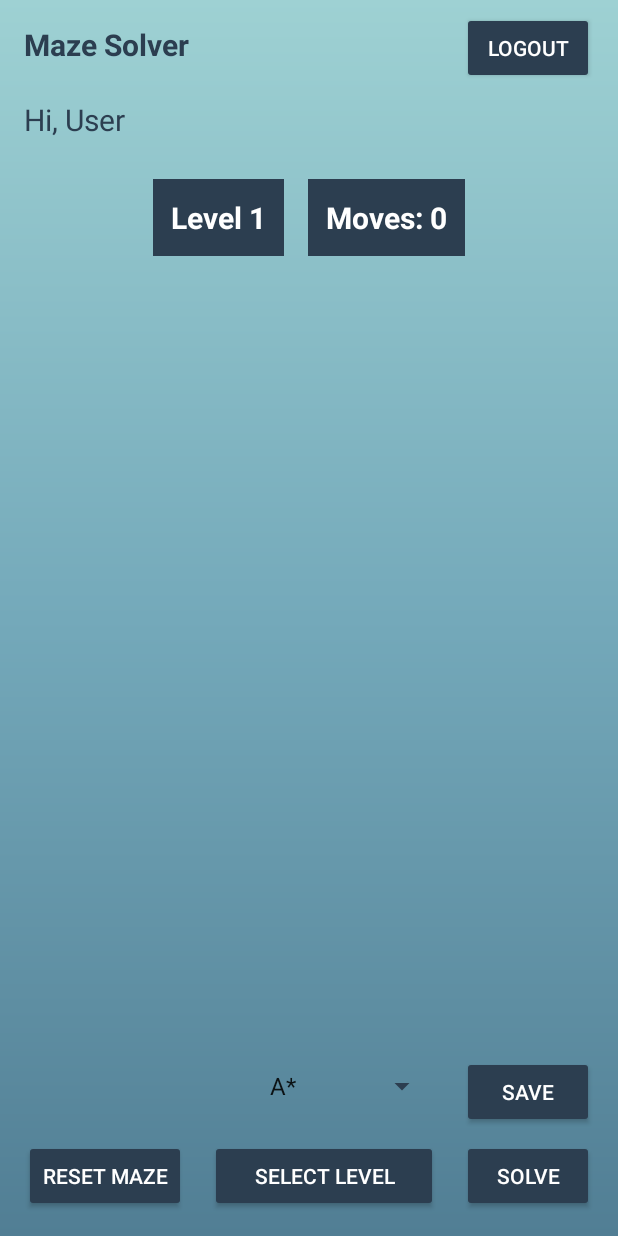
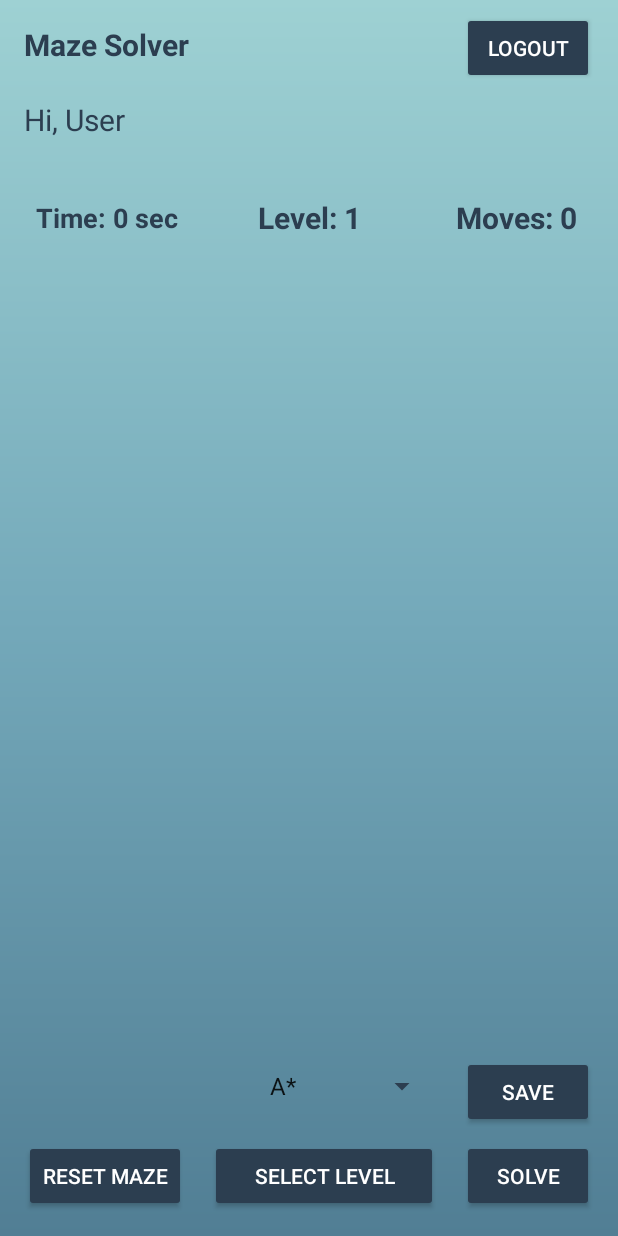
Before and after one commit to clpsamikshya/Maze-Game-Solver, an Android app: the MainActivity screen opened directly, with no data from a screen before it, on a phone screen of 412 x 824 dp. Run offline under Robolectric (Android 15) with nearby library versions, the phone set to English and light mode, and no system bars; 1 statement that could not run was skipped.

Commit message:
Final Commit

```diff
--- a/app/build.gradle.kts
+++ b/app/build.gradle.kts
@@ -10,8 +10,8 @@ android {
         applicationId = "com.example.maze"
         minSdk = 26
         targetSdk = 35
-        versionCode = 2
-        versionName = "1.1"
+        versionCode = 3
+        versionName = "1.2"
 
         testInstrumentationRunner = "androidx.test.runner.AndroidJUnitRunner"
     }
--- a/app/src/main/java/com/example/maze/DBHelper.java
+++ b/app/src/main/java/com/example/maze/DBHelper.java
@@ -27,9 +27,6 @@ public class DBHelper extends SQLiteOpenHelper {
 
         // Maze table
         db.execSQL("CREATE TABLE maze_table (id INTEGER PRIMARY KEY AUTOINCREMENT, level INTEGER, maze TEXT, path TEXT)");
-
-        // Custom mazes
-        db.execSQL("CREATE TABLE IF NOT EXISTS custom_mazes (id INTEGER PRIMARY KEY AUTOINCREMENT, maze_data TEXT, rows INTEGER, cols INTEGER)");
 
         // Users table
         db.execSQL("CREATE TABLE users (" +
@@ -265,7 +262,4 @@ public class DBHelper extends SQLiteOpenHelper {
 
     // Get user ID by Google ID
 
-
-
-
 }
--- a/app/src/main/java/com/example/maze/LevelSelectActivity.java
+++ b/app/src/main/java/com/example/maze/LevelSelectActivity.java
@@ -12,10 +12,8 @@ import android.widget.ImageButton;
 import android.widget.ListView;
 import android.widget.TextView;
 import android.widget.Toast;
-
 import androidx.activity.OnBackPressedCallback;
 import androidx.appcompat.app.AppCompatActivity;
-
 import java.util.ArrayList;
 import java.util.List;
 
--- a/app/src/main/java/com/example/maze/LoginActivity.java
+++ b/app/src/main/java/com/example/maze/LoginActivity.java
@@ -6,10 +6,8 @@ import android.os.Bundle;
 import android.widget.Button;
 import android.widget.EditText;
 import android.widget.Toast;
-
 import androidx.annotation.Nullable;
 import androidx.appcompat.app.AppCompatActivity;
-
 import com.google.android.gms.auth.api.signin.GoogleSignIn;
 import com.google.android.gms.auth.api.signin.GoogleSignInAccount;
 import com.google.android.gms.auth.api.signin.GoogleSignInClient;
--- a/app/src/main/java/com/example/maze/SignUpActivity.java
+++ b/app/src/main/java/com/example/maze/SignUpActivity.java
@@ -7,11 +7,9 @@ import android.view.View;
 import android.widget.Button;
 import android.widget.EditText;
 import android.widget.Toast;
-
 import androidx.annotation.Nullable;
 import androidx.appcompat.app.AlertDialog;
 import androidx.appcompat.app.AppCompatActivity;
-
 import com.google.android.gms.auth.api.signin.GoogleSignIn;
 import com.google.android.gms.auth.api.signin.GoogleSignInAccount;
 import com.google.android.gms.auth.api.signin.GoogleSignInClient;
--- a/app/src/main/res/layout/activity_main.xml
+++ b/app/src/main/res/layout/activity_main.xml
@@ -31,39 +31,52 @@
 
     <!-- Level and Moves Info -->
     <LinearLayout
-        android:layout_width="wrap_content"
+        android:layout_width="match_parent"
         android:layout_height="wrap_content"
         android:orientation="horizontal"
         android:layout_below="@id/tvMazeSolver"
         android:layout_marginTop="60dp"
-        android:gravity="center"
-        android:layout_centerHorizontal="true">
+        android:gravity="center_vertical"
+        android:layout_centerHorizontal="true"
+        android:paddingHorizontal="16dp">
+
+        <TextView
+            android:id="@+id/tvTimer"
+            android:layout_width="0dp"
+            android:layout_height="wrap_content"
+            android:layout_weight="1"
+            android:text="Time: 0 sec"
+            android:textSize="18sp"
+            android:textStyle="bold"
+            android:gravity="start"
+            android:textColor="#2C3E50"
+            android:padding="8dp" />
 
         <TextView
             android:id="@+id/tvCurrentLevel"
-            android:layout_width="wrap_content"
+            android:layout_width="0dp"
             android:layout_height="wrap_content"
-            android:text="Level 1"
+            android:layout_weight="1"
+            android:text="Level: 1"
             android:textSize="20sp"
             android:textStyle="bold"
             android:gravity="center"
             android:padding="12dp"
-            android:background="#2C3E50"
-            android:textColor="#FFFFFF"
-            android:layout_marginEnd="16dp" />
+            android:textColor="#2C3E50" />
 
         <TextView
             android:id="@+id/tvMoves"
-            android:layout_width="wrap_content"
+            android:layout_width="0dp"
             android:layout_height="wrap_content"
+            android:layout_weight="1"
             android:text="Moves: 0"
             android:textSize="20sp"
             android:textStyle="bold"
-            android:gravity="center"
-            android:padding="12dp"
-            android:background="#2C3E50"
-            android:textColor="#FFFFFF" />
+            android:textColor="#2C3E50"
+            android:gravity="end"
+            android:padding="12dp" />
     </LinearLayout>
+
 
     <TextView
         android:id="@+id/tvGreeting"
```
Also changed, not shown: app/src/main/java/com/example/maze/MainActivity.java (+58 -13 lines), app/src/main/java/com/example/maze/MazeView.java (+35 -6 lines), 1 other file.
